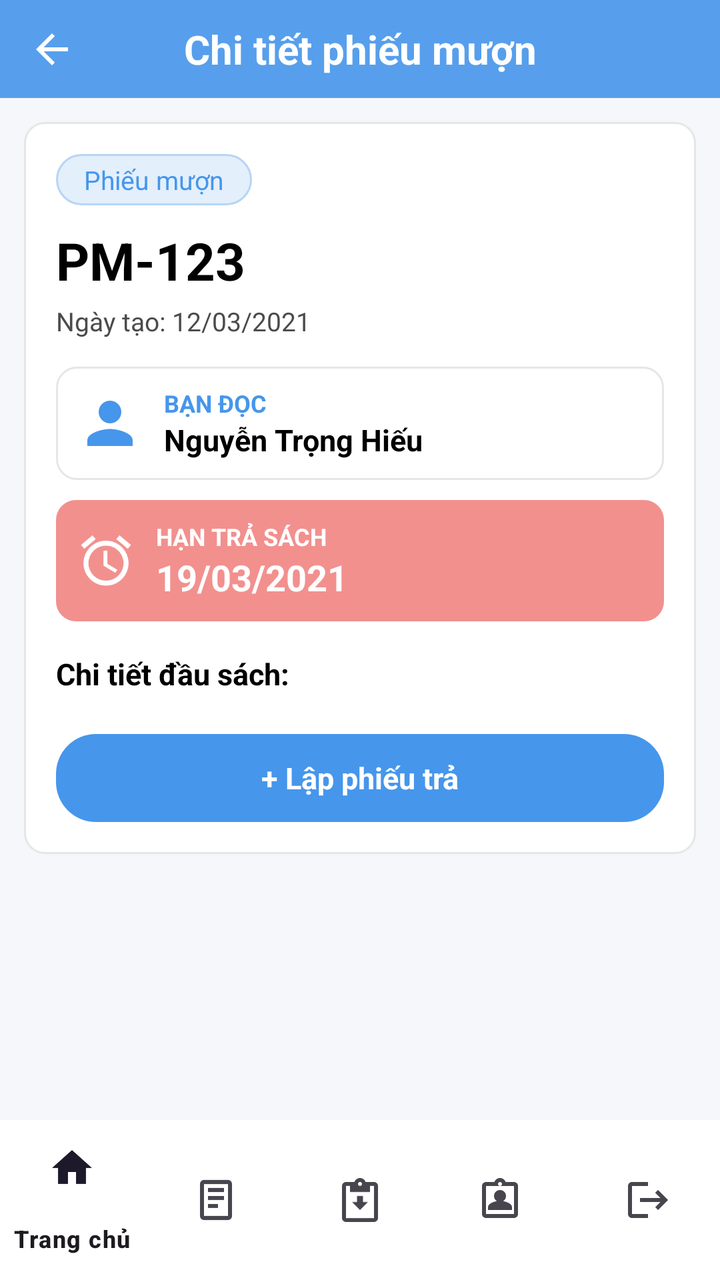
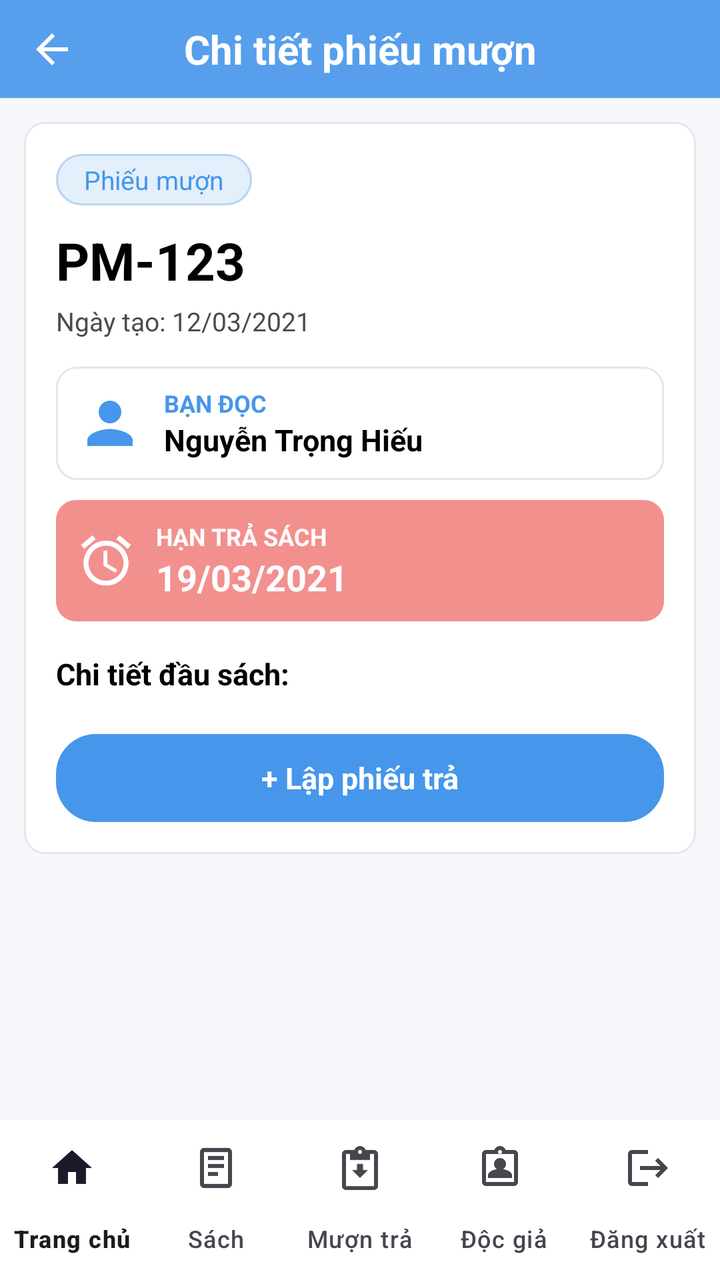

Compare the two renders of this Android layout. The source of the first and the diff that turns it into the second are given below.
<!-- AndroidManifest.xml: application theme Theme.QuanLyThuVien -->
<!-- res/layout/activity_phieumuon_detail.xml -->
<?xml version="1.0" encoding="utf-8"?>
<androidx.constraintlayout.widget.ConstraintLayout xmlns:android="http://schemas.android.com/apk/res/android"
    xmlns:app="http://schemas.android.com/apk/res-auto"
    android:layout_width="match_parent"
    android:layout_height="match_parent"
    android:background="#F5F7FA">

    
    <androidx.constraintlayout.widget.ConstraintLayout
        android:id="@+id/header"
        android:layout_width="0dp"
        android:layout_height="49dp"
        android:background="@drawable/bg_header_sach"
        app:layout_constraintTop_toTopOf="parent"
        app:layout_constraintStart_toStartOf="parent"
        app:layout_constraintEnd_toEndOf="parent">

        <ImageView
            android:id="@+id/btnBack"
            android:layout_width="28dp"
            android:layout_height="28dp"
            android:layout_marginStart="12dp"
            android:padding="2dp"
            android:src="@drawable/ic_arrow_back"
            android:background="?attr/selectableItemBackgroundBorderless"
            android:contentDescription="Quay lại"
            app:layout_constraintTop_toTopOf="parent"
            app:layout_constraintBottom_toBottomOf="parent"
            app:layout_constraintStart_toStartOf="parent" />

        <TextView
            android:id="@+id/tvTitle"
            android:layout_width="wrap_content"
            android:layout_height="wrap_content"
            android:text="Chi tiết phiếu mượn"
            android:textColor="#FFFFFF"
            android:textSize="20sp"
            android:textStyle="bold"
            app:layout_constraintTop_toTopOf="parent"
            app:layout_constraintBottom_toBottomOf="parent"
            app:layout_constraintStart_toStartOf="parent"
            app:layout_constraintEnd_toEndOf="parent" />
    </androidx.constraintlayout.widget.ConstraintLayout>

    
    <ScrollView
        android:layout_width="0dp"
        android:layout_height="0dp"
        android:fillViewport="true"
        app:layout_constraintTop_toBottomOf="@id/header"
        app:layout_constraintStart_toStartOf="parent"
        app:layout_constraintEnd_toEndOf="parent"
        app:layout_constraintBottom_toTopOf="@id/bottomNav">

        <LinearLayout
            android:layout_width="match_parent"
            android:layout_height="wrap_content"
            android:orientation="vertical"
            android:padding="12dp">

            <LinearLayout
                android:layout_width="match_parent"
                android:layout_height="wrap_content"
                android:orientation="vertical"
                android:padding="16dp"
                android:background="@drawable/bg_phieu_card">

                <TextView
                    android:id="@+id/tvBadge"
                    android:layout_width="wrap_content"
                    android:layout_height="wrap_content"
                    android:text="Phiếu mượn"
                    android:textColor="#4696EB"
                    android:textSize="13sp"
                    android:background="@drawable/bg_pill_phieumuon"
                    android:paddingHorizontal="14dp"
                    android:paddingVertical="4dp" />

                <TextView
                    android:id="@+id/tvMaPhieu"
                    android:layout_width="wrap_content"
                    android:layout_height="wrap_content"
                    android:layout_marginTop="10dp"
                    android:text="PM-123"
                    android:textColor="#000000"
                    android:textSize="26sp"
                    android:textStyle="bold" />

                <TextView
                    android:id="@+id/tvNgayTao"
                    android:layout_width="wrap_content"
                    android:layout_height="wrap_content"
                    android:layout_marginTop="4dp"
                    android:text="Ngày tạo: 12/03/2021"
                    android:textColor="#4B4B4B"
                    android:textSize="13sp" />

                
                <LinearLayout
                    android:layout_width="match_parent"
                    android:layout_height="wrap_content"
                    android:layout_marginTop="14dp"
                    android:orientation="horizontal"
                    android:gravity="center_vertical"
                    android:padding="10dp"
                    android:background="@drawable/bg_bandoc_info">

                    <ImageView
                        android:layout_width="34dp"
                        android:layout_height="34dp"
                        android:src="@drawable/ic_person_filled"
                        android:contentDescription="Bạn đọc" />

                    <LinearLayout
                        android:layout_width="0dp"
                        android:layout_height="wrap_content"
                        android:layout_weight="1"
                        android:layout_marginStart="10dp"
                        android:orientation="vertical">

                        <TextView
                            android:layout_width="wrap_content"
                            android:layout_height="wrap_content"
                            android:text="BẠN ĐỌC"
                            android:textColor="#4696EB"
                            android:textSize="12sp"
                            android:textStyle="bold" />

                        <TextView
                            android:id="@+id/tvBanDoc"
                            android:layout_width="wrap_content"
                            android:layout_height="wrap_content"
                            android:text="Nguyễn Trọng Hiếu"
                            android:textColor="#000000"
                            android:textSize="15sp"
                            android:textStyle="bold" />
                    </LinearLayout>
                </LinearLayout>

                
                <LinearLayout
                    android:id="@+id/banner"
                    android:layout_width="match_parent"
                    android:layout_height="wrap_content"
                    android:layout_marginTop="10dp"
                    android:orientation="horizontal"
                    android:gravity="center_vertical"
                    android:padding="10dp"
                    android:background="@drawable/bg_hantra_banner">

                    <ImageView
                        android:layout_width="30dp"
                        android:layout_height="30dp"
                        android:src="@drawable/ic_alarm"
                        android:contentDescription="Hạn trả" />

                    <LinearLayout
                        android:layout_width="0dp"
                        android:layout_height="wrap_content"
                        android:layout_weight="1"
                        android:layout_marginStart="10dp"
                        android:orientation="vertical">

                        <TextView
                            android:id="@+id/tvBannerLabel"
                            android:layout_width="wrap_content"
                            android:layout_height="wrap_content"
                            android:text="HẠN TRẢ SÁCH"
                            android:textColor="#FFFFFF"
                            android:textSize="12sp"
                            android:textStyle="bold" />

                        <TextView
                            android:id="@+id/tvHanTra"
                            android:layout_width="wrap_content"
                            android:layout_height="wrap_content"
                            android:text="19/03/2021"
                            android:textColor="#FFFFFF"
                            android:textSize="18sp"
                            android:textStyle="bold" />
                    </LinearLayout>
                </LinearLayout>

                <TextView
                    android:layout_width="wrap_content"
                    android:layout_height="wrap_content"
                    android:layout_marginTop="16dp"
                    android:text="Chi tiết đầu sách:"
                    android:textColor="#000000"
                    android:textSize="15sp"
                    android:textStyle="bold" />

                <androidx.recyclerview.widget.RecyclerView
                    android:id="@+id/rvChiTiet"
                    android:layout_width="match_parent"
                    android:layout_height="wrap_content"
                    android:layout_marginTop="6dp"
                    android:overScrollMode="never"
                    android:nestedScrollingEnabled="false" />

                <TextView
                    android:id="@+id/btnTraPhieu"
                    android:layout_width="match_parent"
                    android:layout_height="44dp"
                    android:layout_marginTop="14dp"
                    android:gravity="center"
                    android:text="+ Lập phiếu trả"
                    android:textColor="#FFFFFF"
                    android:textSize="15sp"
                    android:textStyle="bold"
                    android:background="@drawable/bg_btn_primary"
                    android:clickable="true"
                    android:focusable="true" />
            </LinearLayout>
        </LinearLayout>
    </ScrollView>

    <com.google.android.material.bottomnavigation.BottomNavigationView
        android:id="@+id/bottomNav"
        android:layout_width="0dp"
        android:layout_height="wrap_content"
        android:background="#FFFFFF"
        app:menu="@menu/bottom_nav_menu"
        app:layout_constraintStart_toStartOf="parent"
        app:layout_constraintEnd_toEndOf="parent"
        app:layout_constraintBottom_toBottomOf="parent" />

</androidx.constraintlayout.widget.ConstraintLayout>
<!-- resources referenced by this layout -->
<resources>
  <!-- drawable bg_bandoc_info (drawable) -->
  <?xml version="1.0" encoding="utf-8"?>
  <shape xmlns:android="http://schemas.android.com/apk/res/android"
      android:shape="rectangle">
      <solid android:color="#FFFFFF" />
      <stroke android:width="1dp" android:color="#E6E6E6" />
      <corners android:radius="10dp" />
  </shape>
  <!-- drawable bg_btn_primary (drawable) -->
  <?xml version="1.0" encoding="utf-8"?>
  <shape xmlns:android="http://schemas.android.com/apk/res/android"
      android:shape="rectangle">
      <solid android:color="#4696EB" />
      <corners android:radius="20dp" />
  </shape>
  <!-- drawable bg_hantra_banner (drawable) -->
  <?xml version="1.0" encoding="utf-8"?>
  <shape xmlns:android="http://schemas.android.com/apk/res/android"
      android:shape="rectangle">
      <solid android:color="#F2908E" />
      <corners android:radius="10dp" />
  </shape>
  <!-- drawable bg_header_sach (drawable) -->
  <?xml version="1.0" encoding="utf-8"?>
  <shape xmlns:android="http://schemas.android.com/apk/res/android"
      android:shape="rectangle">
      <solid android:color="#E64696EB" />
  </shape>
  <!-- drawable bg_phieu_card (drawable) -->
  <?xml version="1.0" encoding="utf-8"?>
  <shape xmlns:android="http://schemas.android.com/apk/res/android"
      android:shape="rectangle">
      <solid android:color="#FFFFFF" />
      <stroke android:width="1dp" android:color="#E6E6E6" />
      <corners android:radius="10dp" />
  </shape>
  <!-- drawable bg_pill_phieumuon (drawable) -->
  <?xml version="1.0" encoding="utf-8"?>
  <shape xmlns:android="http://schemas.android.com/apk/res/android"
      android:shape="rectangle">
      <solid android:color="#E3EFFB" />
      <stroke android:width="1dp" android:color="#B7D5F3" />
      <corners android:radius="14dp" />
  </shape>
  <!-- drawable ic_alarm (drawable) -->
  <?xml version="1.0" encoding="utf-8"?>
  <vector xmlns:android="http://schemas.android.com/apk/res/android"
      android:width="24dp"
      android:height="24dp"
      android:viewportWidth="24"
      android:viewportHeight="24"
      android:tint="#FFFFFF">
      <path
          android:fillColor="#FFFFFF"
          android:pathData="M22,5.72l-4.6,-3.86 -1.29,1.53 4.6,3.86L22,5.72zM7.88,3.39L6.6,1.86 2,5.71l1.29,1.53 4.59,-3.85zM12.5,8H11v6l4.75,2.85 0.75,-1.23 -4,-2.37V8zM12,4c-4.97,0 -9,4.03 -9,9s4.02,9 9,9c4.97,0 9,-4.03 9,-9s-4.03,-9 -9,-9zM12,20c-3.87,0 -7,-3.13 -7,-7s3.13,-7 7,-7 7,3.13 7,7 -3.13,7 -7,7z" />
  </vector>
  <!-- drawable ic_arrow_back (drawable) -->
  <vector xmlns:android="http://schemas.android.com/apk/res/android"
      android:width="24dp"
      android:height="24dp"
      android:viewportWidth="24"
      android:viewportHeight="24"
      android:tint="#FFFFFF">
      <path
          android:fillColor="#FFFFFF"
          android:pathData="M20,11H7.83l5.59,-5.59L12,4l-8,8 8,8 1.41,-1.41L7.83,13H20v-2z"/>
  </vector>
  <!-- drawable ic_person_filled (drawable) -->
  <?xml version="1.0" encoding="utf-8"?>
  <vector xmlns:android="http://schemas.android.com/apk/res/android"
      android:width="24dp"
      android:height="24dp"
      android:viewportWidth="24"
      android:viewportHeight="24"
      android:tint="#4696EB">
      <path
          android:fillColor="#4696EB"
          android:pathData="M12,12c2.21,0 4,-1.79 4,-4s-1.79,-4 -4,-4 -4,1.79 -4,4 1.79,4 4,4zM12,14c-2.67,0 -8,1.34 -8,4v2h16v-2c0,-2.66 -5.33,-4 -8,-4z" />
  </vector>
  <style name="Theme.QuanLyThuVien" parent="Base.Theme.QuanLyThuVien" />
  <style name="Base.Theme.QuanLyThuVien" parent="Theme.Material3.DayNight.NoActionBar">
          <item name="colorPrimary">@color/colorPrimary</item>
          <item name="colorPrimaryVariant">@color/colorPrimaryDark</item>
          <item name="colorOnPrimary">@color/white</item>
          
          <item name="android:statusBarColor" tools:targetApi="l">@android:color/transparent</item>
          <item name="android:windowLightStatusBar" tools:targetApi="m">false</item>
      </style>
  <color name="colorPrimary">#4696EB</color>
  <color name="colorPrimaryDark">#4F91D7</color>
  <color name="white">#FFFFFFFF</color>
</resources>

<!-- the commit's change to res/layout/activity_phieumuon_detail.xml (unified diff, before → after) -->
@@ -221,6 +221,7 @@
         android:layout_height="wrap_content"
         android:background="#FFFFFF"
         app:menu="@menu/bottom_nav_menu"
+        app:labelVisibilityMode="labeled"
         app:layout_constraintStart_toStartOf="parent"
         app:layout_constraintEnd_toEndOf="parent"
         app:layout_constraintBottom_toBottomOf="parent" />
